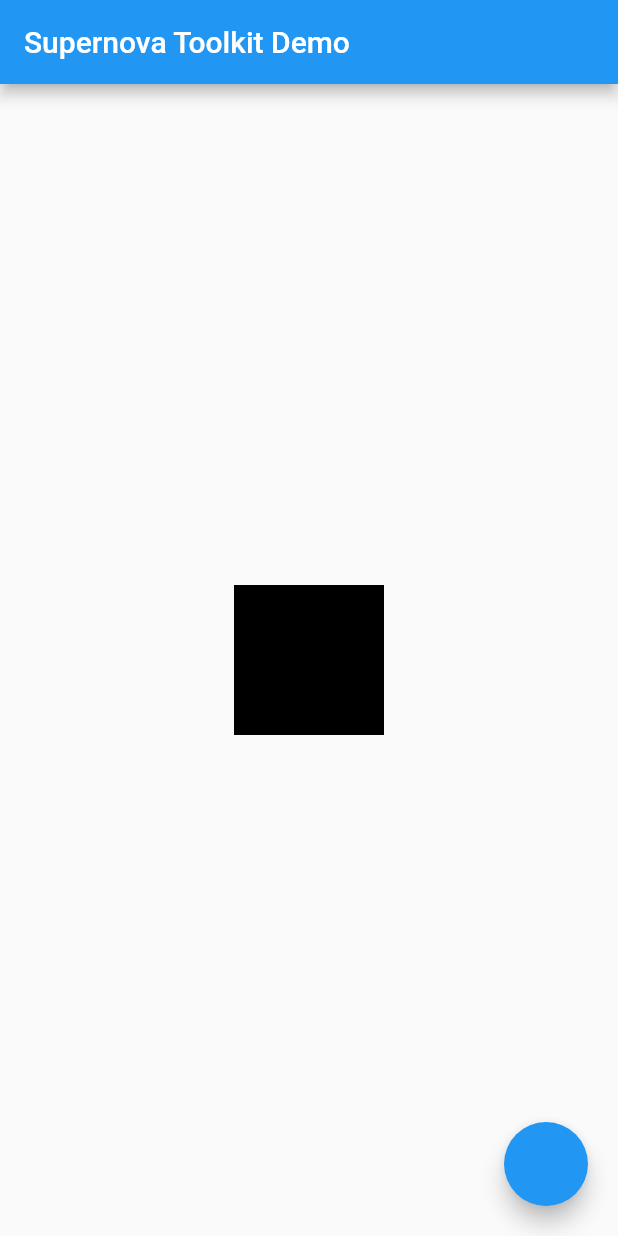
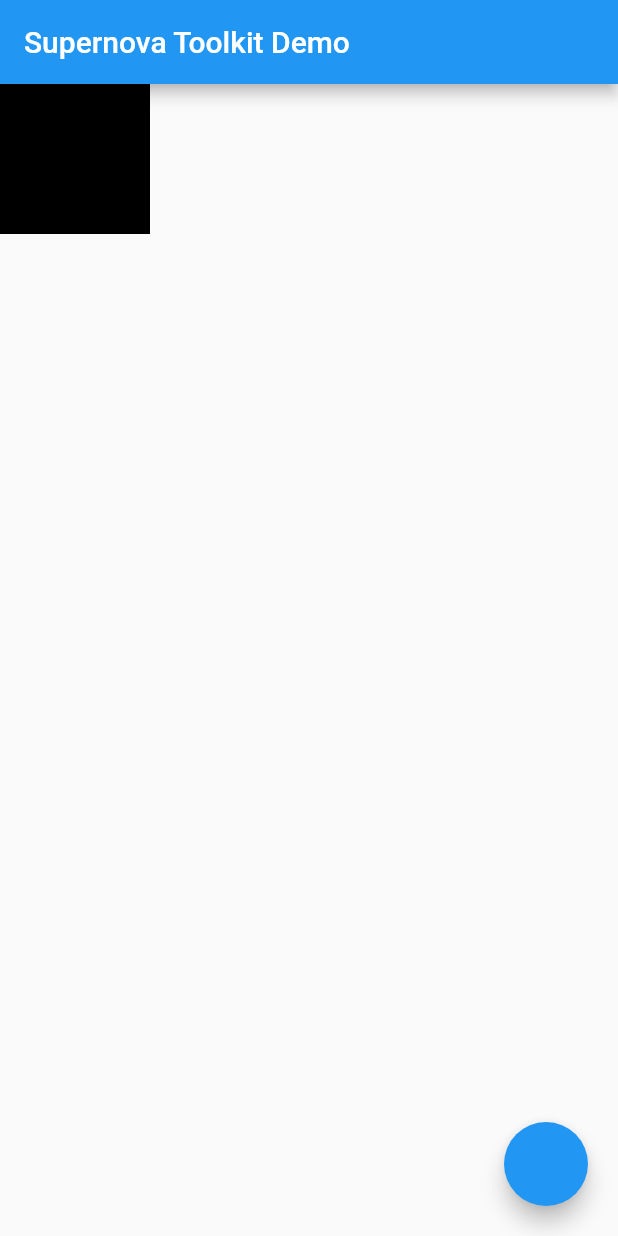
Before and after one commit to Supernova-Studio/flutter-ui-toolkit, a Flutter app: the screen it shows after launch, on a phone screen of 412 x 824 dp. Run offline on Flutter 3.47's test engine with Material 2 defaults, Android fonts, the phone set to English and light mode, and no system bars.

Commit message:
Add TranslationTransition

```diff
--- a/example/lib/main.dart
+++ b/example/lib/main.dart
@@ -47,14 +47,14 @@ class _MainScreenState extends State<MainScreen> with SingleTickerProviderStateM
   Widget build(BuildContext context) {
     return Scaffold(
       appBar: AppBar(title: Text(this.widget.title),),
-      body: Stack(
+      body: Container(
+        constraints: BoxConstraints.expand(),
+        child: Stack(
           children: <Widget>[
-          Center(
-            child: Container(
+            Container(
               width: 100,
               height: 100,
               child: AnimatableRectangle(controller: this.controller),
-            )
             ),
 
             Positioned(
@@ -66,41 +66,49 @@ class _MainScreenState extends State<MainScreen> with SingleTickerProviderStateM
             )
           ],
         ),
+      )
     );
   }
 }
+
 
 class AnimatableRectangle extends StatelessWidget {
 
   AnimatableRectangle({
     Key key,
     AnimationController controller,
-  }): this._backgroundColorAnimation = ColorInterpolation(
+  }): this.translationX = Interpolation(
     keyframes: [
-      Keyframe(fraction: 0, value: Colors.black),
-      Keyframe(fraction: 0.3, value: Colors.yellow.shade500),
-      Keyframe(fraction: 0.6, value: Colors.red.shade500),
-      Keyframe(fraction: 1, value: Colors.blueAccent.shade400)
+      Keyframe<double>(fraction: 0, value: 0),
+      Keyframe<double>(fraction: 0.25, value: 300),
+      Keyframe<double>(fraction: 0.5, value: 300),
+      Keyframe<double>(fraction: 0.75, value: 0),
+      Keyframe<double>(fraction: 1, value: 0),
     ]
   ).animate(controller),
-  this._cornerRadiusAnimation = Interpolation(
+    this.translationY = Interpolation(
         keyframes: [
           Keyframe<double>(fraction: 0, value: 0),
-      Keyframe<double>(fraction: 0.3, value: 30),
-      Keyframe<double>(fraction: 0.6, value: 15),
-      Keyframe<double>(fraction: 1, value: 50)
+          Keyframe<double>(fraction: 0.25, value: 0),
+          Keyframe<double>(fraction: 0.5, value: 300),
+          Keyframe<double>(fraction: 0.75, value: 300),
+          Keyframe<double>(fraction: 1, value: 0),
         ]
-  ).animate(controller),
-  super(key: key);
+    ).animate(controller);
 
-  Animation<Color> _backgroundColorAnimation;
-  Animation<double> _cornerRadiusAnimation;
+  Animation<double> translationX;
+  Animation<double> translationY;
 
   @override
   Widget build(BuildContext context) {
-    return DecorationTransition(
-      cornerRadiusAnimation: this._cornerRadiusAnimation,
-      colorAnimation: this._backgroundColorAnimation,
+    return TranslationTransition(
+      translationX: translationX,
+      translationY: translationY,
+      child: Container(
+        width: 100,
+        height: 100,
+        color: Colors.black,
+      ),
     );
   }
 }
--- a/example/pubspec.yaml
+++ b/example/pubspec.yaml
@@ -19,7 +19,8 @@ environment:
 dependencies:
   flutter:
     sdk: flutter
-  supernova_flutter_ui_toolkit: 0.0.1
+  supernova_flutter_ui_toolkit:
+    path: ../
 
   # The following adds the Cupertino Icons font to your application.
   # Use with the CupertinoIcons class for iOS style icons.
--- a/lib/transitions.dart
+++ b/lib/transitions.dart
@@ -9,6 +9,7 @@ const Animation<Offset> _defaultOffsetAnimation = AlwaysStoppedAnimation(Offset.
 class DecorationTransition extends AnimatedWidget {
 
   DecorationTransition({
+    Key key,
     this.child,
     this.colorAnimation = _defaultColorAnimation,
     this.borderColorAnimation = _defaultColorAnimation,
@@ -17,7 +18,7 @@ class DecorationTransition extends AnimatedWidget {
     this.shadowColorAnimation = _defaultColorAnimation,
     this.shadowRadiusAnimation = _defaultDoubleAnimation,
     this.shadowOffsetAnimation = _defaultOffsetAnimation
-  }): super(listenable: Listenable.merge([
+  }): super(key: key, listenable: Listenable.merge([
     colorAnimation, borderColorAnimation, borderWidthAnimation, cornerRadiusAnimation,
     shadowColorAnimation, shadowRadiusAnimation, shadowOffsetAnimation
   ]));
@@ -60,3 +61,31 @@ class DecorationTransition extends AnimatedWidget {
     );
   }
 }
+
+
+class TranslationTransition extends AnimatedWidget {
+
+  TranslationTransition({
+    Key key,
+    this.child,
+    this.translationX = _defaultDoubleAnimation,
+    this.translationY = _defaultDoubleAnimation,
+  }): super(key: key, listenable: Listenable.merge([
+    translationX, translationY
+  ]));
+
+
+  final Widget child;
+
+  Animation<double> translationX;
+  Animation<double> translationY;
+
+
+  @override
+  Widget build(BuildContext context) {
+    return Transform.translate(
+      offset: Offset(this.translationX.value, this.translationY.value),
+      child: this.child,
+    );
+  }
+}
--- a/pubspec.yaml
+++ b/pubspec.yaml
@@ -1,6 +1,6 @@
 name: supernova_flutter_ui_toolkit
 description: Set of extensions for Flutter SDK.
-version: 0.0.1
+version: 0.0.2
 author: Supernova.io <support@supernova.io>
 homepage: https://github.com/Supernova-Studio/flutter-ui-toolkit
 
```
Also changed, not shown: 1 other file. Lines whose indentation alone changed are shown as unchanged.
